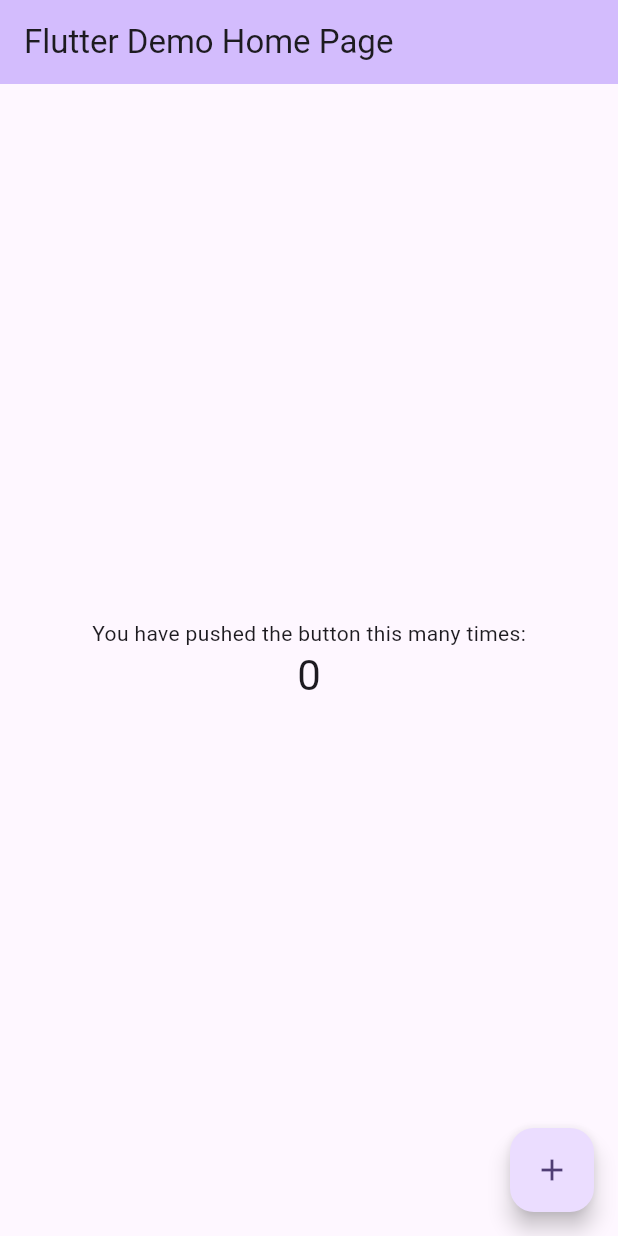
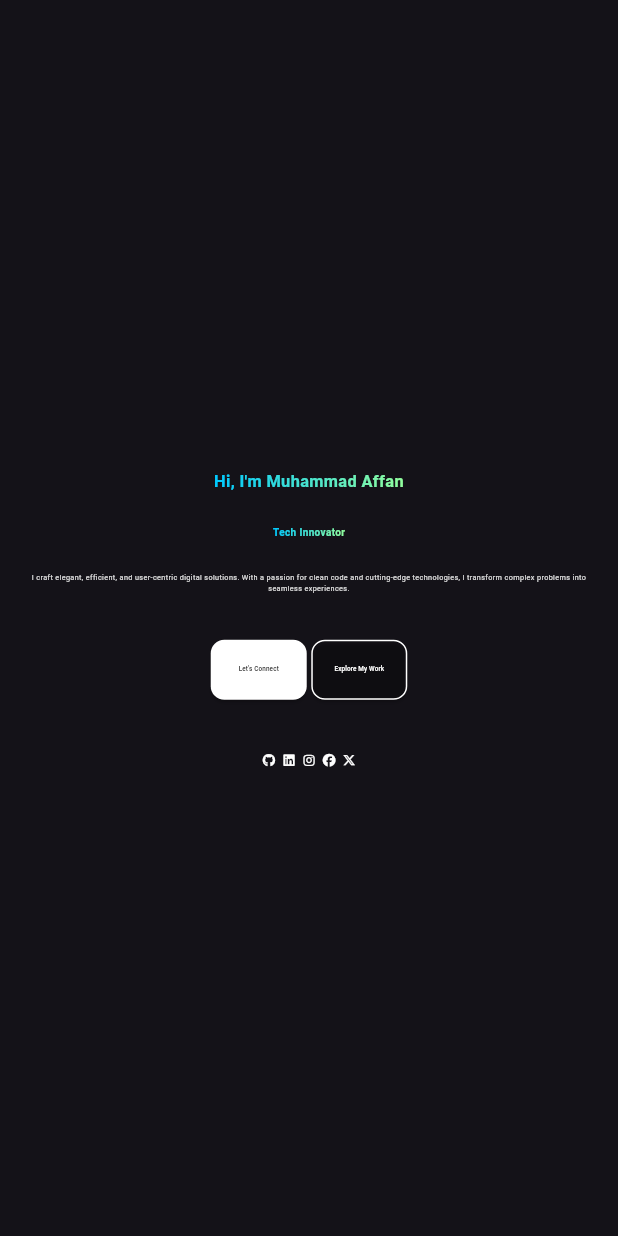
Before and after one commit to Muhammadd-01/Mobile_Portfolio, a Flutter app: the screen it shows after launch, on a phone screen of 412 x 824 dp. Run offline on Flutter 3.47's test engine with Material 3 defaults, Android fonts, the phone set to English and light mode, and no system bars; our stand-ins replace flutter_screenutil, font_awesome_flutter.

Commit message:
Mobile Portfolio

```diff
--- a/lib/main.dart
+++ b/lib/main.dart
@@ -1,122 +1,25 @@
 import 'package:flutter/material.dart';
+import 'package:flutter_screenutil/flutter_screenutil.dart';
+import 'screens/home_screen.dart';
 
 void main() {
-  runApp(const MyApp());
+  runApp(const PortfolioApp());
 }
 
-class MyApp extends StatelessWidget {
-  const MyApp({super.key});
+class PortfolioApp extends StatelessWidget {
+  const PortfolioApp({super.key});
 
-  // This widget is the root of your application.
   @override
   Widget build(BuildContext context) {
-    return MaterialApp(
-      title: 'Flutter Demo',
-      theme: ThemeData(
-        // This is the theme of your application.
-        //
-        // TRY THIS: Try running your application with "flutter run". You'll see
-        // the application has a purple toolbar. Then, without quitting the app,
-        // try changing the seedColor in the colorScheme below to Colors.green
-        // and then invoke "hot reload" (save your changes or press the "hot
-        // reload" button in a Flutter-supported IDE, or press "r" if you used
-        // the command line to start the app).
-        //
-        // Notice that the counter didn't reset back to zero; the application
-        // state is not lost during the reload. To reset the state, use hot
-        // restart instead.
-        //
-        // This works for code too, not just values: Most code changes can be
-        // tested with just a hot reload.
-        colorScheme: ColorScheme.fromSeed(seedColor: Colors.deepPurple),
+    return ScreenUtilInit(
+      designSize: const Size(1360, 768),
+      minTextAdapt: true,
+      builder: (context, child) => MaterialApp(
+        debugShowCheckedModeBanner: false,
+        title: 'Muhammad Affan Portfolio',
+        theme: ThemeData.dark(), // can update later with ThemeProvider
+        home: const HomeScreen(),
       ),
-      home: const MyHomePage(title: 'Flutter Demo Home Page'),
     );
   }
 }
-
-class MyHomePage extends StatefulWidget {
-  const MyHomePage({super.key, required this.title});
-
-  // This widget is the home page of your application. It is stateful, meaning
-  // that it has a State object (defined below) that contains fields that affect
-  // how it looks.
-
-  // This class is the configuration for the state. It holds the values (in this
-  // case the title) provided by the parent (in this case the App widget) and
-  // used by the build method of the State. Fields in a Widget subclass are
-  // always marked "final".
-
-  final String title;
-
-  @override
-  State<MyHomePage> createState() => _MyHomePageState();
-}
-
-class _MyHomePageState extends State<MyHomePage> {
-  int _counter = 0;
-
-  void _incrementCounter() {
-    setState(() {
-      // This call to setState tells the Flutter framework that something has
-      // changed in this State, which causes it to rerun the build method below
-      // so that the display can reflect the updated values. If we changed
-      // _counter without calling setState(), then the build method would not be
-      // called again, and so nothing would appear to happen.
-      _counter++;
-    });
-  }
-
-  @override
-  Widget build(BuildContext context) {
-    // This method is rerun every time setState is called, for instance as done
-    // by the _incrementCounter method above.
-    //
-    // The Flutter framework has been optimized to make rerunning build methods
-    // fast, so that you can just rebuild anything that needs updating rather
-    // than having to individually change instances of widgets.
-    return Scaffold(
-      appBar: AppBar(
-        // TRY THIS: Try changing the color here to a specific color (to
-        // Colors.amber, perhaps?) and trigger a hot reload to see the AppBar
-        // change color while the other colors stay the same.
-        backgroundColor: Theme.of(context).colorScheme.inversePrimary,
-        // Here we take the value from the MyHomePage object that was created by
-        // the App.build method, and use it to set our appbar title.
-        title: Text(widget.title),
-      ),
-      body: Center(
-        // Center is a layout widget. It takes a single child and positions it
-        // in the middle of the parent.
-        child: Column(
-          // Column is also a layout widget. It takes a list of children and
-          // arranges them vertically. By default, it sizes itself to fit its
-          // children horizontally, and tries to be as tall as its parent.
-          //
-          // Column has various properties to control how it sizes itself and
-          // how it positions its children. Here we use mainAxisAlignment to
-          // center the children vertically; the main axis here is the vertical
-          // axis because Columns are vertical (the cross axis would be
-          // horizontal).
-          //
-          // TRY THIS: Invoke "debug painting" (choose the "Toggle Debug Paint"
-          // action in the IDE, or press "p" in the console), to see the
-          // wireframe for each widget.
-          mainAxisAlignment: MainAxisAlignment.center,
-          children: <Widget>[
-            const Text('You have pushed the button this many times:'),
-            Text(
-              '$_counter',
-              style: Theme.of(context).textTheme.headlineMedium,
-            ),
-          ],
-        ),
-      ),
-      floatingActionButton: FloatingActionButton(
-        onPressed: _incrementCounter,
-        tooltip: 'Increment',
-        child: const Icon(Icons.add),
-      ), // This trailing comma makes auto-formatting nicer for build methods.
-    );
-  }
-}
--- a/lib/screens/home_screen.dart
+++ b/lib/screens/home_screen.dart
@@ -0,0 +1,20 @@
+import 'package:flutter/material.dart';
+import '../widgets/hero_section.dart';
+
+class HomeScreen extends StatelessWidget {
+  const HomeScreen({super.key});
+
+  @override
+  Widget build(BuildContext context) {
+    return Scaffold(
+      body: SingleChildScrollView(
+        child: Column(
+          children: const [
+            HeroSection(), // ✅ You already have this!
+            // TODO: Header(), About(), Projects(), Footer() etc.
+          ],
+        ),
+      ),
+    );
+  }
+}
--- /dev/null
+++ b/lib/widgets/hero_section.dart
@@ -0,0 +1,166 @@
+import 'dart:async';
+import 'package:flutter/material.dart';
+import 'package:flutter_screenutil/flutter_screenutil.dart';
+import 'package:font_awesome_flutter/font_awesome_flutter.dart';
+
+class HeroSection extends StatefulWidget {
+  const HeroSection({super.key});
+
+  @override
+  State<HeroSection> createState() => _HeroSectionState();
+}
+
+class _HeroSectionState extends State<HeroSection> {
+  final List<String> titles = [
+    "Full-Stack Developer",
+    "UI/UX Enthusiast",
+    "Tech Innovator"
+  ];
+  int _currentIndex = 0;
+  late Timer _timer;
+
+  @override
+  void initState() {
+    super.initState();
+    _timer = Timer.periodic(const Duration(seconds: 3), (timer) {
+      setState(() {
+        _currentIndex = (_currentIndex + 1) % titles.length;
+      });
+    });
+  }
+
+  @override
+  void dispose() {
+    _timer.cancel();
+    super.dispose();
+  }
+
+  Shader getGradientShader(Rect bounds) {
+    return const LinearGradient(
+      colors: [Color(0xFF00C9FF), Color(0xFF92FE9D)],
+    ).createShader(bounds);
+  }
+
+  @override
+  Widget build(BuildContext context) {
+    return Container(
+      key: const Key("hero"),
+      padding: EdgeInsets.symmetric(vertical: 80.h, horizontal: 20.w),
+      alignment: Alignment.center,
+      constraints: BoxConstraints(minHeight: 1.sh),
+      child: Column(
+        mainAxisAlignment: MainAxisAlignment.center,
+        children: [
+          ShaderMask(
+            shaderCallback: getGradientShader,
+            child: Text(
+              "Hi, I'm Muhammad Affan",
+              textAlign: TextAlign.center,
+              style: TextStyle(
+                fontSize: 36.sp,
+                fontWeight: FontWeight.bold,
+                color: Colors.white,
+              ),
+            ),
+          ),
+          SizedBox(height: 20.h),
+          AnimatedSwitcher(
+            duration: const Duration(milliseconds: 600),
+            transitionBuilder: (child, animation) => SlideTransition(
+              position: Tween<Offset>(
+                begin: const Offset(0, 1),
+                end: Offset.zero,
+              ).animate(animation),
+              child: FadeTransition(opacity: animation, child: child),
+            ),
+            child: ShaderMask(
+              key: ValueKey(_currentIndex),
+              shaderCallback: getGradientShader,
+              child: Text(
+                titles[_currentIndex],
+                style: TextStyle(
+                  fontSize: 22.sp,
+                  fontWeight: FontWeight.w600,
+                  color: Colors.white,
+                ),
+              ),
+            ),
+          ),
+          SizedBox(height: 20.h),
+          AnimatedOpacity(
+            opacity: 1,
+            duration: const Duration(seconds: 1),
+            child: Padding(
+              padding: EdgeInsets.symmetric(horizontal: 20.w),
+              child: Text(
+                "I craft elegant, efficient, and user-centric digital solutions. With a passion for clean code and cutting-edge technologies, I transform complex problems into seamless experiences.",
+                textAlign: TextAlign.center,
+                style: TextStyle(
+                  fontSize: 16.sp,
+                  color: Colors.grey[300],
+                ),
+              ),
+            ),
+          ),
+          SizedBox(height: 25.h),
+          Wrap(
+            spacing: 10.w,
+            runSpacing: 10.h,
+            alignment: WrapAlignment.center,
+            children: [
+              _buildButton("Let's Connect", () {
+                _scrollToSection("contact");
+              }, filled: true),
+              _buildButton("Explore My Work", () {
+                _scrollToSection("projects");
+              }),
+            ],
+          ),
+          SizedBox(height: 30.h),
+          Wrap(
+            spacing: 16.w,
+            alignment: WrapAlignment.center,
+            children: [
+              _buildIcon(FontAwesomeIcons.github, 'https://github.com/Muhammadd-01'),
+              _buildIcon(FontAwesomeIcons.linkedin, 'https://www.linkedin.com/in/muhammad-affan-8ab604280'),
+              _buildIcon(FontAwesomeIcons.instagram, 'https://www.instagram.com'),
+              _buildIcon(FontAwesomeIcons.facebook, 'https://www.facebook.com'),
+              _buildIcon(FontAwesomeIcons.xTwitter, 'https://x.com/affann_23'),
+            ],
+          ),
+        ],
+      ),
+    );
+  }
+
+  Widget _buildButton(String text, VoidCallback onPressed, {bool filled = false}) {
+    return ElevatedButton(
+      onPressed: onPressed,
+      style: ElevatedButton.styleFrom(
+        foregroundColor: filled ? Colors.black : Colors.white,
+        backgroundColor: filled ? Colors.white : Colors.transparent,
+        side: filled ? null : const BorderSide(color: Colors.white),
+        padding: EdgeInsets.symmetric(horizontal: 24.w, vertical: 14.h),
+        shape: RoundedRectangleBorder(borderRadius: BorderRadius.circular(30.r)),
+      ),
+      child: Text(text, style: TextStyle(fontSize: 14.sp)),
+    );
+  }
+
+  Widget _buildIcon(IconData icon, String url) {
+    return InkWell(
+      onTap: () {
+        // Open URL using url_launcher in full app
+      },
+      child: MouseRegion(
+        cursor: SystemMouseCursors.click,
+        child: Icon(icon, color: Colors.white, size: 28.sp),
+      ),
+    );
+  }
+
+  void _scrollToSection(String id) {
+    // Use ScrollController in parent widget with GlobalKey for scroll
+    // Or use scrollable_positioned_list package
+  }
+}
--- a/pubspec.yaml
+++ b/pubspec.yaml
@@ -32,6 +32,7 @@ dependencies:
     sdk: flutter
   font_awesome_flutter: ^10.7.0
   flutter_screenutil: ^5.9.0
+  provider: ^6.1.1
   # The following adds the Cupertino Icons font to your application.
   # Use with the CupertinoIcons class for iOS style icons.
   cupertino_icons: ^1.0.8
```
Also changed, not shown: lib/widgets/home_screen.dart (deleted), pubspec.lock.
